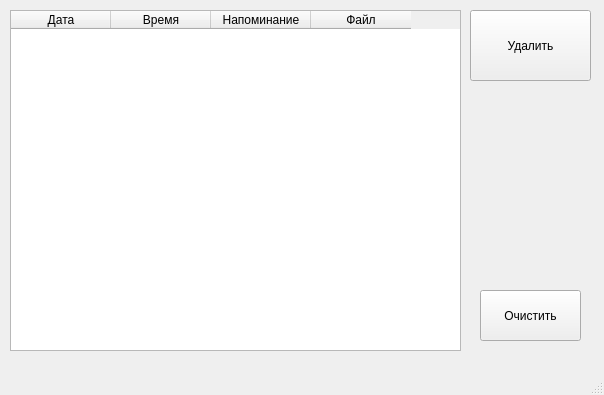
Before: the Qt Designer form table_date.ui in slevinsps/reminder, drawn with Qt 5.
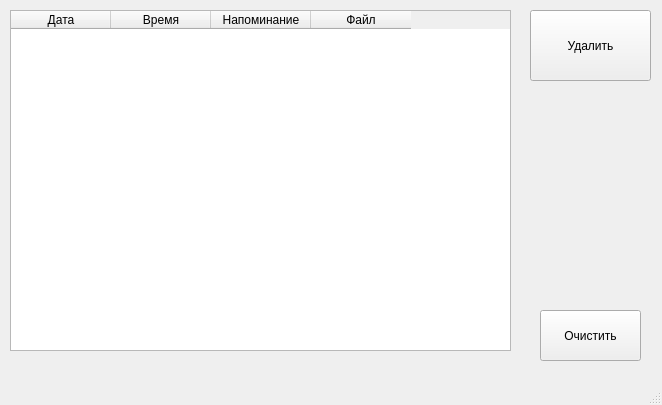
After: the same form once the commit is applied.

Diff of the .ui file:
```diff
--- a/table_date.ui
+++ b/table_date.ui
@@ -6,8 +6,8 @@
    <rect>
     <x>0</x>
     <y>0</y>
-    <width>604</width>
-    <height>395</height>
+    <width>662</width>
+    <height>405</height>
    </rect>
   </property>
   <property name="windowTitle">
@@ -19,7 +19,7 @@
      <rect>
       <x>10</x>
       <y>10</y>
-      <width>451</width>
+      <width>501</width>
       <height>341</height>
      </rect>
     </property>
@@ -50,8 +50,8 @@
    <widget class="QPushButton" name="clear_button">
     <property name="geometry">
      <rect>
-      <x>480</x>
-      <y>290</y>
+      <x>540</x>
+      <y>310</y>
       <width>101</width>
       <height>51</height>
      </rect>
@@ -63,7 +63,7 @@
    <widget class="QPushButton" name="delete_button">
     <property name="geometry">
      <rect>
-      <x>470</x>
+      <x>530</x>
       <y>10</y>
       <width>121</width>
       <height>71</height>
```
Left out of the diff: 2 changed lines with no effect on the pictures.
